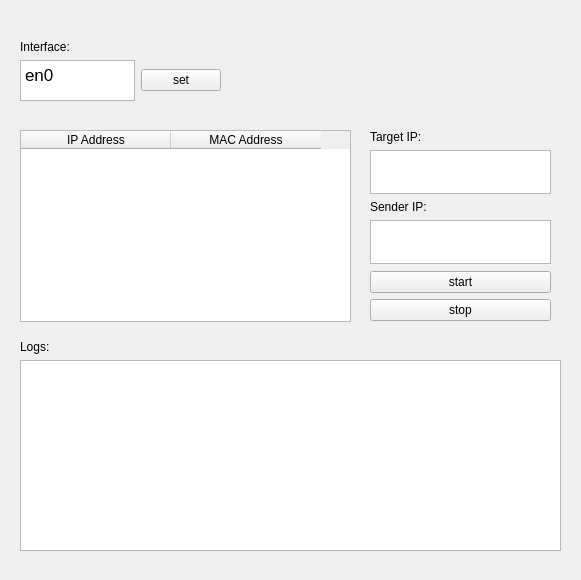
Old version of the form arp-spoof/widget.ui in the repository daehan00/security.
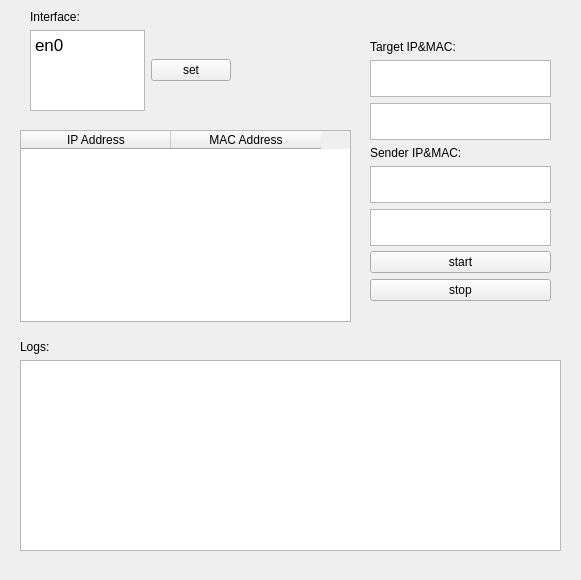
New version of the form.

```diff
--- a/arp-spoof/widget.ui
+++ b/arp-spoof/widget.ui
@@ -39,9 +39,9 @@
    <property name="geometry">
     <rect>
      <x>370</x>
-     <y>130</y>
+     <y>40</y>
      <width>181</width>
-     <height>191</height>
+     <height>261</height>
     </rect>
    </property>
    <layout class="QVBoxLayout" name="verticalLayout_5">
@@ -50,23 +50,29 @@
       <item>
        <widget class="QLabel" name="targetLabel">
         <property name="text">
-         <string>Target IP:</string>
+         <string>Target IP&amp;MAC:</string>
         </property>
        </widget>
       </item>
       <item>
        <widget class="QTextBrowser" name="targetIpTb"/>
       </item>
+      <item>
+       <widget class="QTextBrowser" name="targetMacTb"/>
+      </item>
       <item>
        <widget class="QLabel" name="senderLabel">
         <property name="text">
-         <string>Sender IP:</string>
+         <string>Sender IP&amp;MAC:</string>
         </property>
        </widget>
       </item>
       <item>
        <widget class="QTextBrowser" name="senderIpTb"/>
       </item>
+      <item>
+       <widget class="QTextBrowser" name="senderMacTb"/>
+      </item>
      </layout>
     </item>
     <item>
@@ -121,10 +127,10 @@
   <widget class="QWidget" name="layoutWidget">
    <property name="geometry">
     <rect>
-     <x>20</x>
-     <y>40</y>
+     <x>30</x>
+     <y>10</y>
      <width>201</width>
-     <height>71</height>
+     <height>111</height>
     </rect>
    </property>
    <layout class="QVBoxLayout" name="verticalLayout">
```
